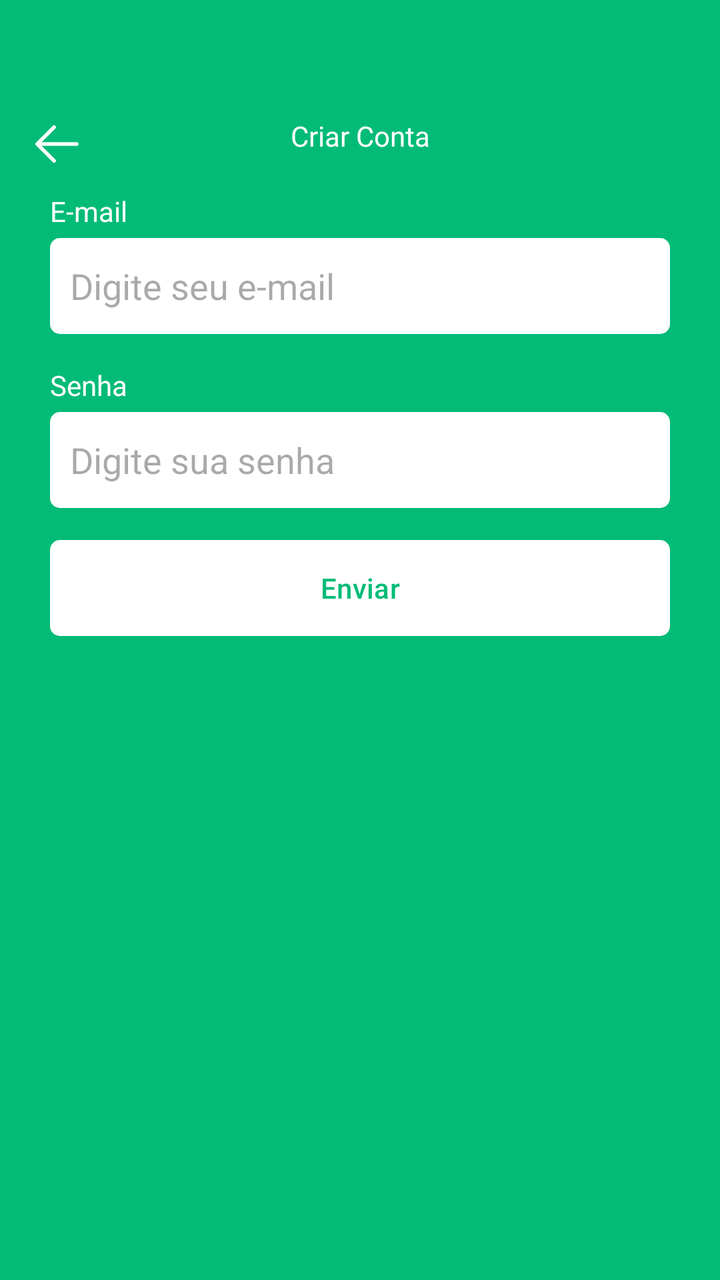
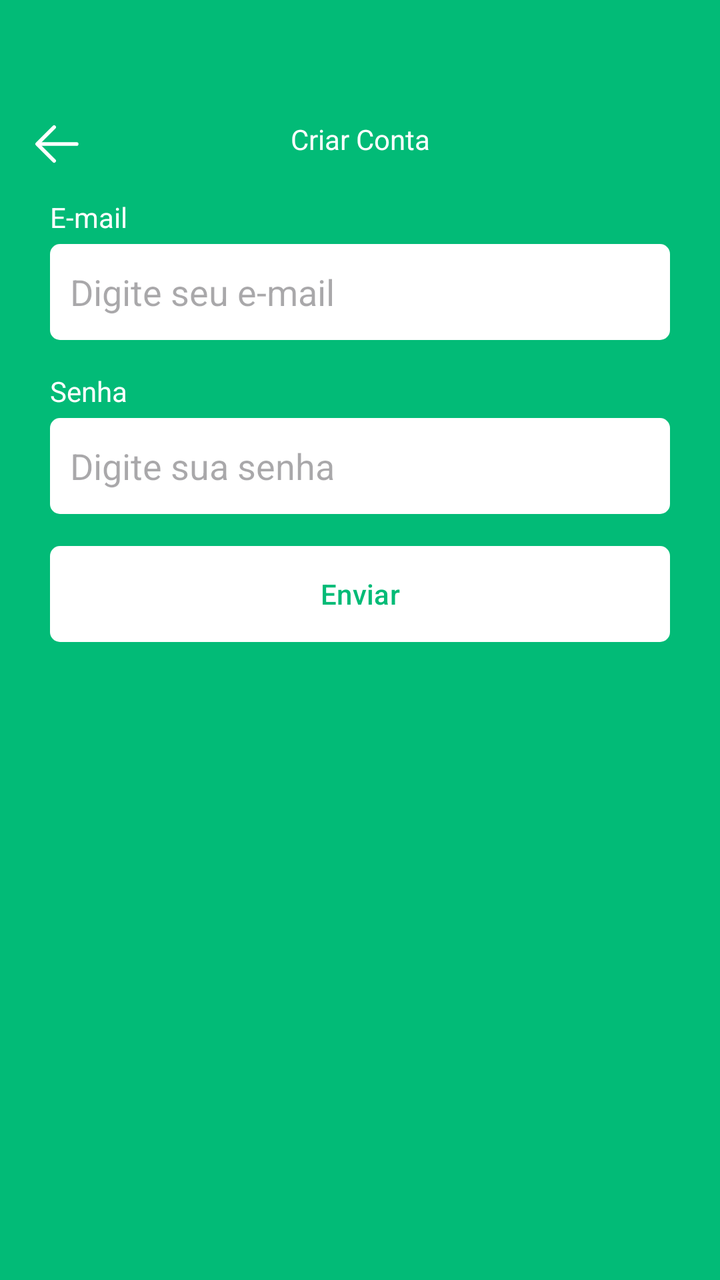

Before-and-after screenshots of an Android layout around one commit, followed by the original layout XML and the change that was made.
<!-- AndroidManifest.xml: application theme Theme.Task -->
<!-- res/layout/fragment_register.xml -->
<?xml version="1.0" encoding="utf-8"?>
<ScrollView xmlns:android="http://schemas.android.com/apk/res/android"
    xmlns:tools="http://schemas.android.com/tools"
    android:layout_width="match_parent"
    android:layout_height="match_parent"
    xmlns:app="http://schemas.android.com/apk/res-auto"
    tools:context=".ui.auth.RegisterFragment"
    android:background="@color/color_default"
    android:fillViewport="true">

    <LinearLayout
        android:id="@+id/LinearLayout1"
        android:layout_width="match_parent"
        android:layout_height="wrap_content"
        android:orientation="vertical">

        <com.google.android.material.appbar.MaterialToolbar
            android:layout_width="match_parent"
            android:layout_height="wrap_content"
            app:navigationIcon="@drawable/ic_back"
            android:paddingTop="40dp">
            <TextView
                android:layout_width="wrap_content"
                android:layout_height="wrap_content"
                android:text="Criar Conta"
                android:textColor="@color/white"
                android:layout_gravity="center_horizontal"/>
        </com.google.android.material.appbar.MaterialToolbar>

        <LinearLayout
            android:id="@+id/LinearLayout2"
            android:layout_width="match_parent"
            android:layout_height="wrap_content"
            android:orientation="vertical"
            android:layout_marginHorizontal="25dp">

            <TextView
                android:layout_width="wrap_content"
                android:layout_height="wrap_content"
                android:text="E-mail"
                android:textColor="@color/white"/>

            <EditText
                android:layout_width="match_parent"
                android:layout_height="48dp"
                android:hint="Digite seu e-mail"
                android:inputType="textEmailAddress"
                android:padding="10dp"
                android:layout_marginTop="4dp"
                android:background="@drawable/bg_edit_text"/>

            <TextView
                android:layout_width="wrap_content"
                android:layout_height="wrap_content"
                android:text="Senha"
                android:textColor="@color/white"
                android:layout_marginTop="16dp"/>

            <EditText
                android:layout_width="match_parent"
                android:layout_height="48dp"
                android:inputType="textPassword"
                android:hint="Digite sua senha"
                android:padding="10dp"
                android:layout_marginTop="4dp"
                android:background="@drawable/bg_edit_text"/>

            <com.google.android.material.button.MaterialButton
                android:layout_width="match_parent"
                android:layout_height="wrap_content"
                android:text="Enviar"
                android:textColor="@color/color_default"
                app:backgroundTint="@null"
                android:background="@drawable/bg_btn"
                android:layout_marginTop="16dp"
                />
            <ProgressBar
                android:layout_width="wrap_content"
                android:layout_height="wrap_content"
                android:layout_marginTop="8dp"
                android:indeterminateTint="@color/white"
                android:layout_gravity="center"
                android:visibility="invisible"
                tools:visibility="visible"/>
        </LinearLayout>
    </LinearLayout>

</ScrollView>
<!-- resources referenced by this layout -->
<resources>
  <color name="color_default">#02BB77</color>
  <color name="white">#FFFFFFFF</color>
  <!-- drawable bg_btn (drawable) -->
  <?xml version="1.0" encoding="utf-8"?>
  <shape xmlns:android="http://schemas.android.com/apk/res/android"
      android:shape="rectangle">
  
      <solid android:color="@color/white"/>
      <corners android:radius="5dp"/>
  </shape>
  <!-- drawable bg_edit_text (drawable) -->
  <?xml version="1.0" encoding="utf-8"?>
  <shape xmlns:android="http://schemas.android.com/apk/res/android"
      android:shape="rectangle">
      <solid android:color="@color/white"/>
      <corners android:radius="5dp"/>
  </shape>
  <!-- drawable ic_back (drawable) -->
  <vector xmlns:android="http://schemas.android.com/apk/res/android" android:height="30dp" android:viewportHeight="1024" android:viewportWidth="1024" android:width="30dp">
        
      <path android:fillColor="#FFFFFF" android:pathData="M224,480h640a32,32 0,1 1,0 64H224a32,32 0,0 1,0 -64z"/>
        
      <path android:fillColor="#FFFFFF" android:pathData="m237.2,512 l265.4,265.3a32,32 0,0 1,-45.3 45.3l-288,-288a32,32 0,0 1,0 -45.3l288,-288a32,32 0,1 1,45.3 45.3L237.2,512z"/>
      
  </vector>
  <style name="Theme.Task" parent="Base.Theme.Task" />
  <style name="Base.Theme.Task" parent="Theme.Material3.DayNight.NoActionBar">
          
          
          <item name="android:windowBackground">@color/color_default</item>
          <item name="colorPrimary">@color/color_default</item>
          <item name="colorPrimaryVariant">@color/color_default</item>
      </style>
</resources>

<!-- the commit's change to res/layout/fragment_register.xml (unified diff, before → after) -->
@@ -15,6 +15,7 @@
         android:orientation="vertical">
 
         <com.google.android.material.appbar.MaterialToolbar
+            android:id="@+id/toolbar"
             android:layout_width="match_parent"
             android:layout_height="wrap_content"
             app:navigationIcon="@drawable/ic_back"
@@ -23,6 +24,7 @@
                 android:layout_width="wrap_content"
                 android:layout_height="wrap_content"
                 android:text="Criar Conta"
+                android:padding="20dp"
                 android:textColor="@color/white"
                 android:layout_gravity="center_horizontal"/>
         </com.google.android.material.appbar.MaterialToolbar>
@@ -44,6 +46,7 @@
                 android:layout_width="match_parent"
                 android:layout_height="48dp"
                 android:hint="Digite seu e-mail"
+                android:id="@+id/digiteEmail"
                 android:inputType="textEmailAddress"
                 android:padding="10dp"
                 android:layout_marginTop="4dp"
@@ -61,6 +64,7 @@
                 android:layout_height="48dp"
                 android:inputType="textPassword"
                 android:hint="Digite sua senha"
+                android:id="@+id/digiteSenha"
                 android:padding="10dp"
                 android:layout_marginTop="4dp"
                 android:background="@drawable/bg_edit_text"/>
@@ -69,6 +73,7 @@
                 android:layout_width="match_parent"
                 android:layout_height="wrap_content"
                 android:text="Enviar"
+                android:id="@+id/btnRegistrar"
                 android:textColor="@color/color_default"
                 app:backgroundTint="@null"
                 android:background="@drawable/bg_btn"
